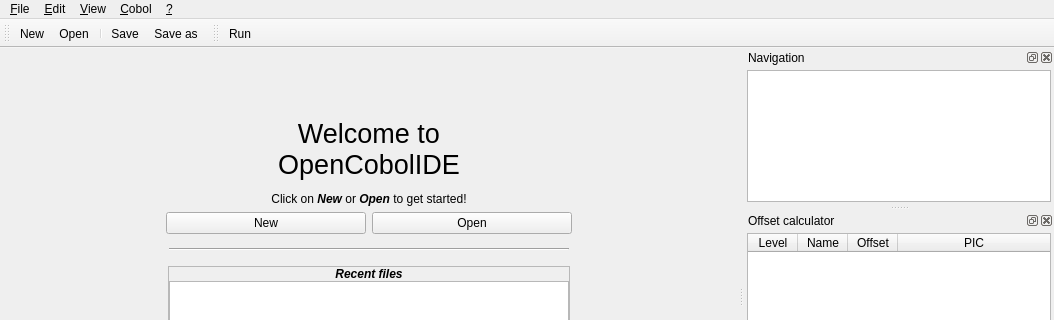
OpenCobolIDE/OpenCobolIDE, file forms/ide.ui: the form before one commit; both pictures show x 0 to 1054 and y 0 to 320 of the 1054 by 831 pixel window.
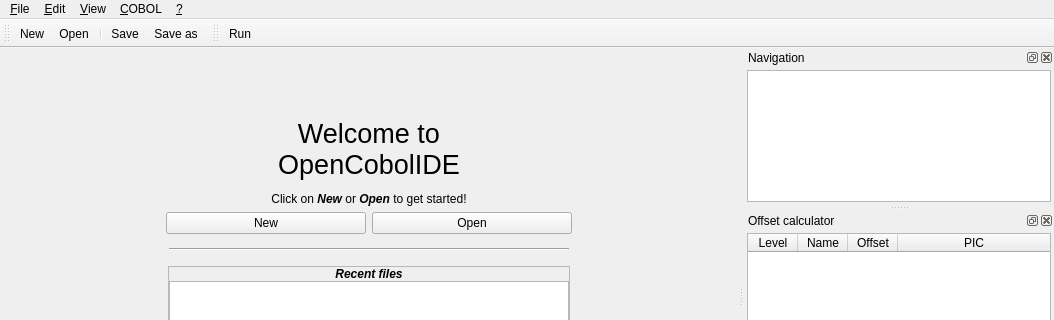
The form after the commit. Icons and pictures are not drawn. Custom widgets are drawn as their Qt base class.

Commit message:
Fix spelling of COBOL
Fix #125

Diff of the .ui file:
```diff
--- a/forms/ide.ui
+++ b/forms/ide.ui
@@ -572,7 +572,7 @@
    </widget>
    <widget class="QMenu" name="menuCobol">
     <property name="title">
-     <string>&amp;Cobol</string>
+     <string>&amp;COBOL</string>
     </property>
     <widget class="QMenu" name="menuProgramType">
      <property name="title">
```
The commit also changes 13 other files.
